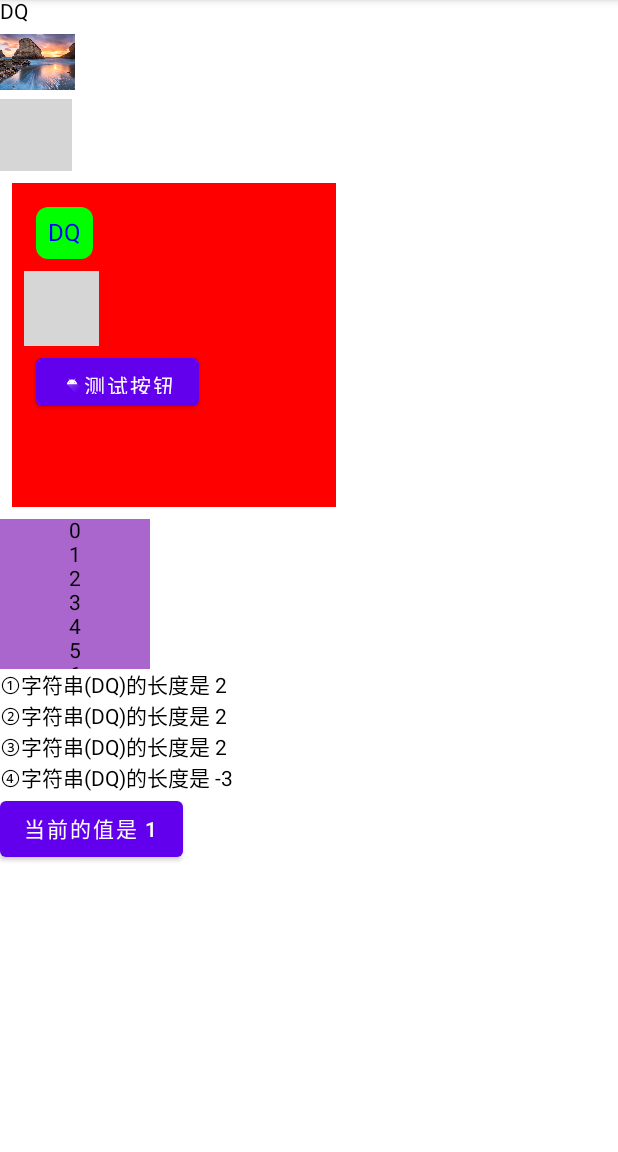
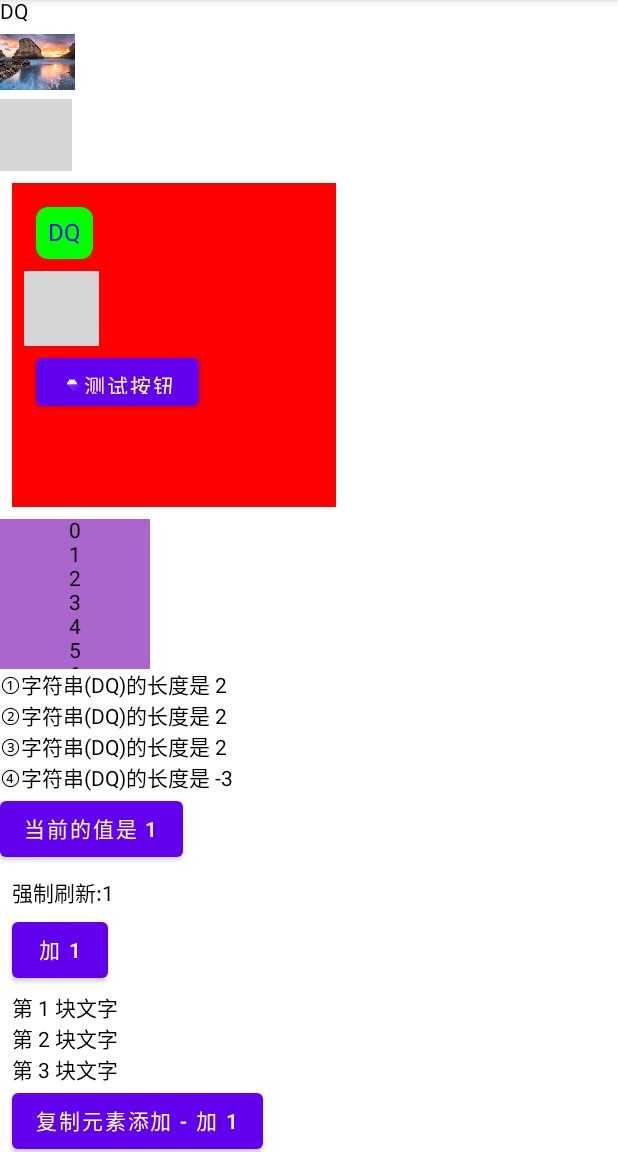
Before and after one commit to DQSecret/ComposeStudy, an Android app built with Jetpack Compose: the screen it shows after launch (HenCoderActivity), after a tap on "跳转到 HenCoder 页面", on a phone screen of 412 x 824 dp, the part 84-1236 px from its top. Run offline under Robolectric (Android 15) with nearby library versions, the phone set to English and light mode, and no system bars; libraries missing offline, so code that uses them is left out: com.google.accompanist.coil; 2 statements that could not run were skipped; grey boxes are pictures that could not be loaded.

```diff
--- a/app/src/main/java/com/example/composestudy/rengwuxian/HenCoderActivity.kt
+++ b/app/src/main/java/com/example/composestudy/rengwuxian/HenCoderActivity.kt
@@ -31,6 +31,7 @@ import coil.transform.CircleCropTransformation
 import com.example.composestudy.R
 import com.example.composestudy.rengwuxian.widgets.ShowCharCount
 import com.example.composestudy.rengwuxian.widgets.TestClick
+import com.example.composestudy.rengwuxian.widgets.TestList
 import com.google.accompanist.coil.rememberCoilPainter
 import kotlinx.coroutines.delay
 import kotlinx.coroutines.launch
@@ -135,6 +136,7 @@ class HenCoderActivity : AppCompatActivity() {
                     }
                     Column {
                         TestClick()
+                        TestList()
                     }
                 }
             }
--- a/app/src/main/java/com/example/composestudy/rengwuxian/widgets/ListComposable.kt
+++ b/app/src/main/java/com/example/composestudy/rengwuxian/widgets/ListComposable.kt
@@ -1,8 +1,15 @@
 package com.example.composestudy.rengwuxian.widgets
 
+import androidx.compose.foundation.clickable
+import androidx.compose.foundation.layout.Column
+import androidx.compose.foundation.layout.padding
 import androidx.compose.material.Button
+import androidx.compose.material.Divider
 import androidx.compose.material.Text
 import androidx.compose.runtime.*
+import androidx.compose.ui.Modifier
+import androidx.compose.ui.graphics.Color
+import androidx.compose.ui.unit.dp
 
 @Composable
 fun TestClick() {
@@ -13,3 +20,52 @@ fun TestClick() {
         )
     }
 }
+
+private var numbers by mutableStateOf(mutableListOf(1, 2, 3))
+private var flag by mutableStateOf(1)
+
+// 会监听内部元素的变化
+private val numbersObs = mutableStateListOf<Int>(1, 2, 3)
+private val mapObs = mutableStateMapOf(1 to "one", 2 to "two", 3 to "three")
+
+@Composable
+fun TestList() {
+    Column(modifier = Modifier.padding(8.dp)) {
+        Text(text = "强制刷新:$flag", modifier = Modifier.clickable { flag++ })
+
+        Divider(color = Color.Transparent, thickness = 4.dp)
+
+        Button(
+            onClick = { numbers.add(numbers.last() + 1) },
+        ) {
+            Text(text = "加 1")
+        }
+
+        Divider(color = Color.Transparent, thickness = 4.dp)
+
+        for (num in numbers) {
+            Text(text = "第 $num 块文字")
+        }
+
+        Button(
+            onClick = {
+                numbers = numbers.toMutableList().apply {
+                    add(numbers.last() + 1)
+                }
+            },
+        ) {
+            Text(text = "复制元素添加 - 加 1")
+        }
+
+        Divider(color = Color.Transparent, thickness = 4.dp)
+
+        Button(
+            onClick = { numbersObs.add(numbersObs.last() + 1) },
+        ) {
+            Text(text = "优雅的加 1")
+        }
+        for (num in numbersObs) {
+            Text(text = "第 $num 块文字")
+        }
+    }
+}
```
